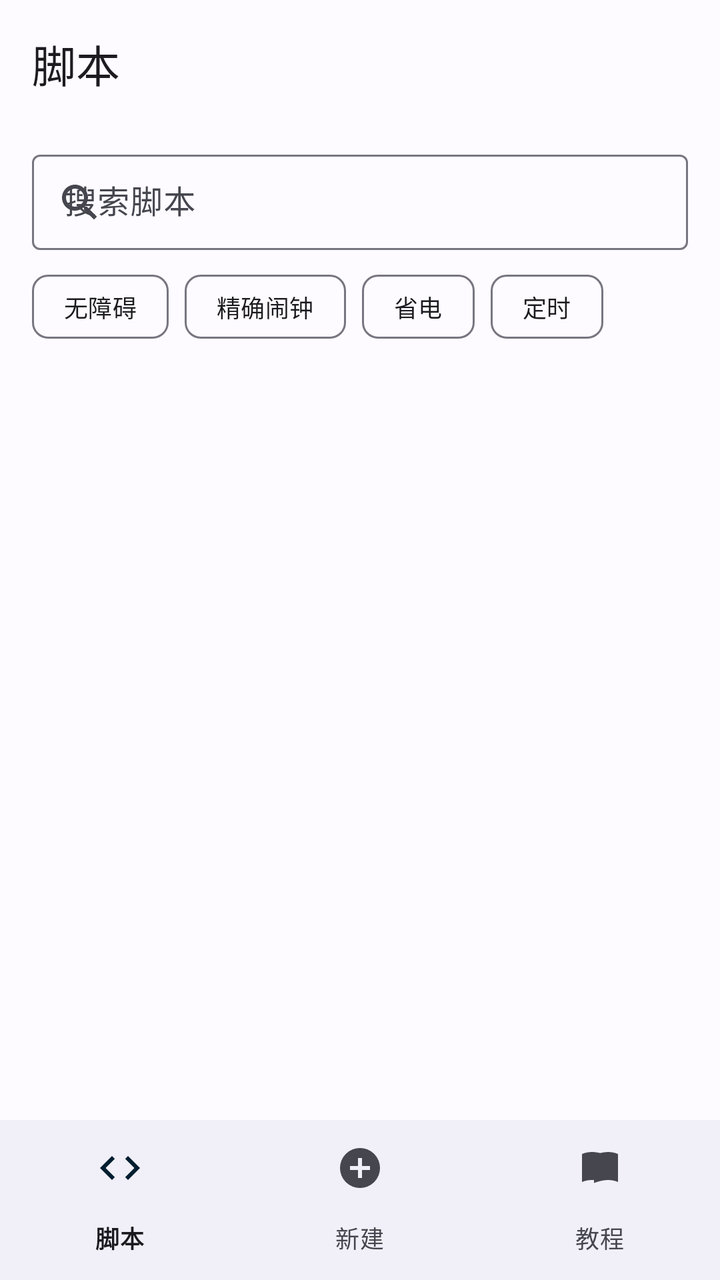
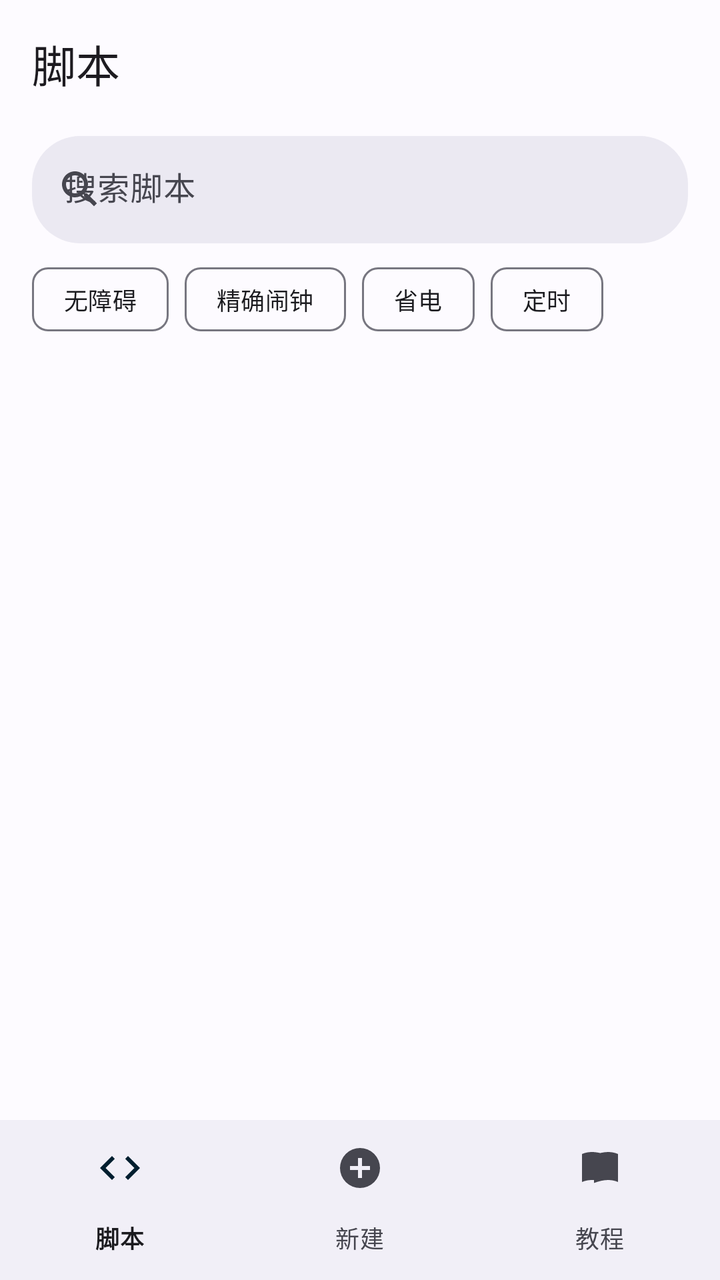

The first picture is an Android layout as it rendered before a commit; the second is the same layout after the commit. The layout source and the unified diff follow.
<!-- AndroidManifest.xml: application theme Theme.MicroAuto -->
<!-- res/layout/activity_main.xml -->
<?xml version="1.0" encoding="utf-8"?>
<androidx.coordinatorlayout.widget.CoordinatorLayout xmlns:android="http://schemas.android.com/apk/res/android"
    xmlns:app="http://schemas.android.com/apk/res-auto"
    android:id="@+id/root"
    android:layout_width="match_parent"
    android:layout_height="match_parent"
    android:background="?attr/colorSurface">

    <LinearLayout
        android:layout_width="match_parent"
        android:layout_height="match_parent"
        android:orientation="vertical">

        <com.google.android.material.appbar.MaterialToolbar
            android:id="@+id/toolbar"
            android:layout_width="match_parent"
            android:layout_height="?attr/actionBarSize"
            app:navigationIconTint="?attr/colorOnSurface"
            app:title="脚本"
            app:titleTextAppearance="?attr/textAppearanceTitleLarge" />

        <FrameLayout
            android:id="@+id/pageHost"
            android:layout_width="match_parent"
            android:layout_height="0dp"
            android:layout_weight="1">

            <LinearLayout
                android:id="@+id/scriptsPage"
                android:layout_width="match_parent"
                android:layout_height="match_parent"
                android:orientation="vertical">

                <com.google.android.material.textfield.TextInputLayout
                    android:id="@+id/searchLayout"
                    style="@style/Widget.Material3.TextInputLayout.OutlinedBox.Dense"
                    android:layout_width="match_parent"
                    android:layout_height="wrap_content"
                    android:layout_marginStart="16dp"
                    android:layout_marginTop="8dp"
                    android:layout_marginEnd="16dp"
                    android:hint="搜索脚本"
                    app:endIconMode="clear_text"
                    app:startIconDrawable="@drawable/ic_search"
                    app:startIconTint="?attr/colorOnSurfaceVariant">

                    <com.google.android.material.textfield.TextInputEditText
                        android:id="@+id/searchInput"
                        android:layout_width="match_parent"
                        android:layout_height="wrap_content"
                        android:imeOptions="actionSearch"
                        android:inputType="text"
                        android:maxLines="1" />
                </com.google.android.material.textfield.TextInputLayout>

                <com.google.android.material.chip.ChipGroup
                    android:id="@+id/statusChips"
                    android:layout_width="match_parent"
                    android:layout_height="wrap_content"
                    android:paddingStart="16dp"
                    android:paddingTop="4dp"
                    android:paddingEnd="16dp"
                    android:paddingBottom="8dp"
                    app:chipSpacingHorizontal="8dp"
                    app:chipSpacingVertical="4dp">

                    <com.google.android.material.chip.Chip
                        android:id="@+id/chipAccessibility"
                        style="@style/Widget.MicroAuto.Chip.Status"
                        android:layout_width="wrap_content"
                        android:layout_height="wrap_content"
                        android:checkable="false"
                        android:clickable="true"
                        android:text="无障碍" />

                    <com.google.android.material.chip.Chip
                        android:id="@+id/chipAlarm"
                        style="@style/Widget.MicroAuto.Chip.Status"
                        android:layout_width="wrap_content"
                        android:layout_height="wrap_content"
                        android:checkable="false"
                        android:clickable="true"
                        android:text="精确闹钟" />

                    <com.google.android.material.chip.Chip
                        android:id="@+id/chipBattery"
                        style="@style/Widget.MicroAuto.Chip.Status"
                        android:layout_width="wrap_content"
                        android:layout_height="wrap_content"
                        android:checkable="false"
                        android:clickable="true"
                        android:text="省电" />

                    <com.google.android.material.chip.Chip
                        android:id="@+id/chipSchedule"
                        style="@style/Widget.MicroAuto.Chip.Status"
                        android:layout_width="wrap_content"
                        android:layout_height="wrap_content"
                        android:checkable="false"
                        android:clickable="true"
                        android:text="定时" />
                </com.google.android.material.chip.ChipGroup>

                <FrameLayout
                    android:layout_width="match_parent"
                    android:layout_height="0dp"
                    android:layout_weight="1">

                    <androidx.recyclerview.widget.RecyclerView
                        android:id="@+id/scriptList"
                        android:layout_width="match_parent"
                        android:layout_height="match_parent"
                        android:clipToPadding="false"
                        android:paddingStart="8dp"
                        android:paddingTop="4dp"
                        android:paddingEnd="8dp"
                        android:paddingBottom="16dp"
                        android:scrollbars="vertical" />

                    <LinearLayout
                        android:id="@+id/emptyState"
                        android:layout_width="match_parent"
                        android:layout_height="match_parent"
                        android:gravity="center"
                        android:orientation="vertical"
                        android:padding="32dp"
                        android:visibility="gone">

                        <TextView
                            android:id="@+id/emptyTitle"
                            android:layout_width="wrap_content"
                            android:layout_height="wrap_content"
                            android:text="还没有脚本"
                            android:textAppearance="?attr/textAppearanceTitleMedium" />

                        <TextView
                            android:id="@+id/emptyHint"
                            android:layout_width="wrap_content"
                            android:layout_height="wrap_content"
                            android:layout_marginTop="8dp"
                            android:gravity="center"
                            android:text="新建一个脚本，或从文件导入 .js / .txt"
                            android:textAppearance="?attr/textAppearanceBodyMedium"
                            android:textColor="?attr/colorOnSurfaceVariant" />

                        <com.google.android.material.button.MaterialButton
                            android:id="@+id/btnEmptyNew"
                            android:layout_width="wrap_content"
                            android:layout_height="wrap_content"
                            android:layout_marginTop="16dp"
                            android:text="新建脚本" />

                        <com.google.android.material.button.MaterialButton
                            android:id="@+id/btnEmptyImport"
                            style="@style/Widget.Material3.Button.TextButton"
                            android:layout_width="wrap_content"
                            android:layout_height="wrap_content"
                            android:text="导入脚本" />

                        <com.google.android.material.button.MaterialButton
                            android:id="@+id/btnEmptyFolder"
                            style="@style/Widget.Material3.Button.TextButton"
                            android:layout_width="wrap_content"
                            android:layout_height="wrap_content"
                            android:text="新建文件夹" />
                    </LinearLayout>
                </FrameLayout>
            </LinearLayout>

            <androidx.core.widget.NestedScrollView
                android:id="@+id/tutorialPage"
                android:layout_width="match_parent"
                android:layout_height="match_parent"
                android:fillViewport="true"
                android:visibility="gone">

                <include
                    android:id="@+id/tutorialContent"
                    layout="@layout/view_tutorial" />
            </androidx.core.widget.NestedScrollView>
        </FrameLayout>

        <com.google.android.material.bottomnavigation.BottomNavigationView
            android:id="@+id/bottomNav"
            android:layout_width="match_parent"
            android:layout_height="wrap_content"
            app:labelVisibilityMode="labeled"
            app:menu="@menu/menu_bottom" />
    </LinearLayout>
</androidx.coordinatorlayout.widget.CoordinatorLayout>
<!-- res/layout/view_tutorial.xml (included above) -->
<?xml version="1.0" encoding="utf-8"?>
<LinearLayout xmlns:android="http://schemas.android.com/apk/res/android"
    android:layout_width="match_parent"
    android:layout_height="wrap_content"
    android:orientation="vertical"
    android:padding="16dp">

    <TextView
        android:layout_width="match_parent"
        android:layout_height="wrap_content"
        android:text="MicroAuto 用 JavaScript 调用 Android 无障碍服务，实现自动点击、滑动、读取界面和定时执行。"
        android:textAppearance="?attr/textAppearanceBodyMedium"
        android:textColor="?attr/colorOnSurfaceVariant" />

    <TextView
        android:layout_width="wrap_content"
        android:layout_height="wrap_content"
        android:layout_marginTop="24dp"
        android:text="快速开始"
        android:textAppearance="?attr/textAppearanceTitleMedium" />

    <TextView
        android:layout_width="match_parent"
        android:layout_height="wrap_content"
        android:layout_marginTop="8dp"
        android:lineSpacingExtra="4dp"
        android:text="1. 打开系统设置 → 无障碍 → 已下载的服务 → MicroAuto，开启服务。\n2. 回到首页，点底部中间的「新建」，选择新建脚本或新建文件夹，或直接打开内置示例。\n3. 在编辑器里点“运行”。首次运行会请求通知权限，用于前台服务通知。"
        android:textAppearance="?attr/textAppearanceBodyMedium"
        android:textColor="?attr/colorOnSurfaceVariant" />

    <TextView
        android:layout_width="wrap_content"
        android:layout_height="wrap_content"
        android:layout_marginTop="24dp"
        android:text="第一个脚本"
        android:textAppearance="?attr/textAppearanceTitleMedium" />

    <TextView
        android:layout_width="match_parent"
        android:layout_height="wrap_content"
        android:layout_marginTop="8dp"
        android:text="用 text()、id()、desc() 等选择器找到控件，再调用 click()、setText()、scrollForward()。"
        android:textAppearance="?attr/textAppearanceBodyMedium"
        android:textColor="?attr/colorOnSurfaceVariant" />

    <TextView
        android:layout_width="match_parent"
        android:layout_height="wrap_content"
        android:layout_marginTop="8dp"
        android:background="@drawable/bg_log"
        android:fontFamily="monospace"
        android:lineSpacingExtra="2dp"
        android:padding="12dp"
        android:text="var button = text(&quot;签到&quot;).findOne(5000);&#10;if (button) {&#10;  button.click();&#10;  toast(&quot;签到完成&quot;);&#10;} else {&#10;  log(&quot;没有找到按钮&quot;);&#10;}"
        android:textColor="?attr/colorOnSurface"
        android:textIsSelectable="true"
        android:textSize="12sp" />

    <TextView
        android:layout_width="wrap_content"
        android:layout_height="wrap_content"
        android:layout_marginTop="24dp"
        android:text="定时任务"
        android:textAppearance="?attr/textAppearanceTitleMedium" />

    <TextView
        android:layout_width="match_parent"
        android:layout_height="wrap_content"
        android:layout_marginTop="8dp"
        android:lineSpacingExtra="4dp"
        android:text="编辑页 → 每天定时 → 设置 → 输入 HH:mm → 启用每天定时 → 保存定时。\n到点后会用前台服务运行当前脚本。精确闹钟不可用时会自动降级；部分厂商需要在电池设置里允许后台运行。"
        android:textAppearance="?attr/textAppearanceBodyMedium"
        android:textColor="?attr/colorOnSurfaceVariant" />

    <TextView
        android:layout_width="wrap_content"
        android:layout_height="wrap_content"
        android:layout_marginTop="24dp"
        android:text="文件夹"
        android:textAppearance="?attr/textAppearanceTitleMedium" />

    <TextView
        android:layout_width="match_parent"
        android:layout_height="wrap_content"
        android:layout_marginTop="8dp"
        android:lineSpacingExtra="4dp"
        android:text="首页右上角菜单 → 新建文件夹，或点底部中间的「新建」。\n脚本菜单 → 移动到… 可以把脚本放进文件夹。\n删除文件夹时，里面的脚本会移回根目录，不会丢失。\n目前支持一级文件夹。"
        android:textAppearance="?attr/textAppearanceBodyMedium"
        android:textColor="?attr/colorOnSurfaceVariant" />

    <TextView
        android:layout_width="wrap_content"
        android:layout_height="wrap_content"
        android:layout_marginTop="24dp"
        android:text="搜索"
        android:textAppearance="?attr/textAppearanceTitleMedium" />

    <TextView
        android:layout_width="match_parent"
        android:layout_height="wrap_content"
        android:layout_marginTop="8dp"
        android:text="首页顶部的搜索框会按名称过滤所有脚本，包括文件夹内的脚本；清空后回到当前文件夹视图。"
        android:textAppearance="?attr/textAppearanceBodyMedium"
        android:textColor="?attr/colorOnSurfaceVariant" />

    <TextView
        android:layout_width="wrap_content"
        android:layout_height="wrap_content"
        android:layout_marginTop="24dp"
        android:text="导入与导出"
        android:textAppearance="?attr/textAppearanceTitleMedium" />

    <TextView
        android:layout_width="match_parent"
        android:layout_height="wrap_content"
        android:layout_marginTop="8dp"
        android:lineSpacingExtra="4dp"
        android:text="首页菜单或空状态可以导入 .js / .txt，导入的脚本会进入当前文件夹。\n脚本菜单 → 导出，会通过系统文件选择器保存为 .js。"
        android:textAppearance="?attr/textAppearanceBodyMedium"
        android:textColor="?attr/colorOnSurfaceVariant" />

    <TextView
        android:layout_width="wrap_content"
        android:layout_height="wrap_content"
        android:layout_marginTop="24dp"
        android:text="权限与限制"
        android:textAppearance="?attr/textAppearanceTitleMedium" />

    <TextView
        android:layout_width="match_parent"
        android:layout_height="wrap_content"
        android:layout_marginTop="8dp"
        android:lineSpacingExtra="4dp"
        android:text="• 非 root，必须开启无障碍服务。\n• 锁屏、息屏时无法操作界面。\n• 部分应用会检测或拒绝无障碍操作。\n• 定时触发受 Doze 和厂商保活策略影响。\n• 首版没有 OCR、找图、悬浮窗和可视化选择器。"
        android:textAppearance="?attr/textAppearanceBodyMedium"
        android:textColor="?attr/colorOnSurfaceVariant" />

    <TextView
        android:layout_width="wrap_content"
        android:layout_height="wrap_content"
        android:layout_marginTop="24dp"
        android:text="内置示例"
        android:textAppearance="?attr/textAppearanceTitleMedium" />

    <TextView
        android:layout_width="match_parent"
        android:layout_height="wrap_content"
        android:layout_marginTop="8dp"
        android:lineSpacingExtra="4dp"
        android:text="首次启动会创建 5 个示例脚本。删除后可以在首页菜单或本页底部恢复。\n示例包括：节点树、按文本点击、滑动与等待、定时签到模板、常用工具函数。"
        android:textAppearance="?attr/textAppearanceBodyMedium"
        android:textColor="?attr/colorOnSurfaceVariant" />

    <com.google.android.material.button.MaterialButton
        android:id="@+id/btnRestoreBuiltins"
        style="@style/Widget.Material3.Button.OutlinedButton"
        android:layout_width="match_parent"
        android:layout_height="wrap_content"
        android:layout_marginTop="20dp"
        android:layout_marginBottom="24dp"
        android:text="恢复内置示例" />
</LinearLayout>
<!-- resources referenced by this layout -->
<resources>
  <!-- drawable bg_log (drawable) -->
  <?xml version="1.0" encoding="utf-8"?>
  <shape xmlns:android="http://schemas.android.com/apk/res/android"
      android:shape="rectangle">
      <solid android:color="?attr/colorSurfaceContainerHighest" />
      <corners android:radius="12dp" />
  </shape>
  <!-- drawable ic_search (drawable) -->
  <vector xmlns:android="http://schemas.android.com/apk/res/android"
      android:width="24dp"
      android:height="24dp"
      android:viewportWidth="24"
      android:viewportHeight="24">
      <path
          android:fillColor="#FFFFFFFF"
          android:pathData="M15.5,14 H14.71 L14.43,13.73 C15.41,12.59 16,11.11 16,9.5 C16,5.91 13.09,3 9.5,3 C5.91,3 3,5.91 3,9.5 C3,13.09 5.91,16 9.5,16 C11.11,16 12.59,15.41 13.73,14.43 L14,14.71 V15.5 L19,20.49 L20.49,19 L15.5,14 Z M9.5,14 C7.01,14 5,11.99 5,9.5 C5,7.01 7.01,5 9.5,5 C11.99,5 14,7.01 14,9.5 C14,11.99 11.99,14 9.5,14 Z" />
  </vector>
  <style name="Widget.MicroAuto.Chip.Status" parent="Widget.Material3.Chip.Assist">
          <item name="android:textSize">12sp</item>
          <item name="chipMinHeight">32dp</item>
      </style>
  <color name="md_primary">#4338CA</color>
  <color name="md_on_primary">#FFFFFF</color>
  <color name="md_primary_container">#E0E0FF</color>
  <color name="md_on_primary_container">#12005E</color>
  <color name="md_secondary">#0369A1</color>
  <color name="md_on_secondary">#FFFFFF</color>
  <color name="md_secondary_container">#CFE9FF</color>
  <color name="md_on_secondary_container">#001E2F</color>
  <color name="md_tertiary">#0E7490</color>
  <color name="md_on_tertiary">#FFFFFF</color>
  <color name="md_tertiary_container">#CFFAFE</color>
  <color name="md_on_tertiary_container">#00363D</color>
  <color name="md_background">#FDFBFF</color>
  <color name="md_on_background">#1B1B1F</color>
  <color name="md_surface">#FDFBFF</color>
  <color name="md_on_surface">#1B1B1F</color>
  <color name="md_surface_variant">#E3E1EC</color>
  <color name="md_on_surface_variant">#46464F</color>
  <color name="md_outline">#777680</color>
  <color name="md_outline_variant">#C7C5D0</color>
  <color name="md_surface_container_lowest">#FFFFFF</color>
  <color name="md_surface_container_low">#F7F5FB</color>
  <color name="md_surface_container">#F1EFF7</color>
  <color name="md_surface_container_high">#EBE9F2</color>
  <color name="md_surface_container_highest">#E5E3EC</color>
  <color name="md_error">#BA1A1A</color>
  <color name="md_on_error">#FFFFFF</color>
  <color name="md_error_container">#FFDAD6</color>
  <color name="md_on_error_container">#410002</color>
  <!-- unchanged entries left out for length: 1 -->
</resources>

<!-- the commit's change to res/layout/activity_main.xml (unified diff, before → after) -->
@@ -33,13 +33,20 @@
 
                 <com.google.android.material.textfield.TextInputLayout
                     android:id="@+id/searchLayout"
-                    style="@style/Widget.Material3.TextInputLayout.OutlinedBox.Dense"
+                    style="@style/Widget.Material3.TextInputLayout.FilledBox.Dense"
                     android:layout_width="match_parent"
                     android:layout_height="wrap_content"
                     android:layout_marginStart="16dp"
-                    android:layout_marginTop="8dp"
+                    android:layout_marginTop="4dp"
                     android:layout_marginEnd="16dp"
                     android:hint="搜索脚本"
+                    app:boxBackgroundColor="?attr/colorSurfaceContainerHigh"
+                    app:boxCornerRadiusBottomEnd="24dp"
+                    app:boxCornerRadiusBottomStart="24dp"
+                    app:boxCornerRadiusTopEnd="24dp"
+                    app:boxCornerRadiusTopStart="24dp"
+                    app:boxStrokeWidth="0dp"
+                    app:boxStrokeWidthFocused="0dp"
                     app:endIconMode="clear_text"
                     app:startIconDrawable="@drawable/ic_search"
                     app:startIconTint="?attr/colorOnSurfaceVariant">
